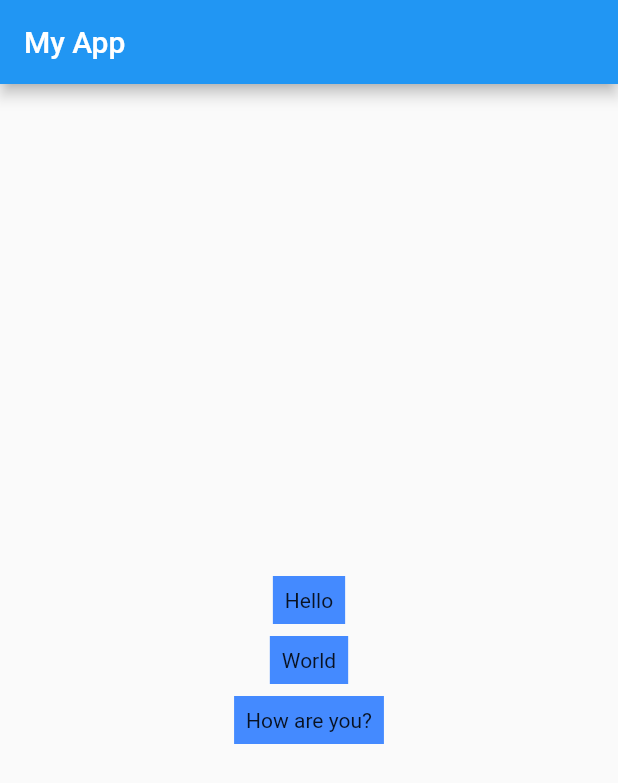
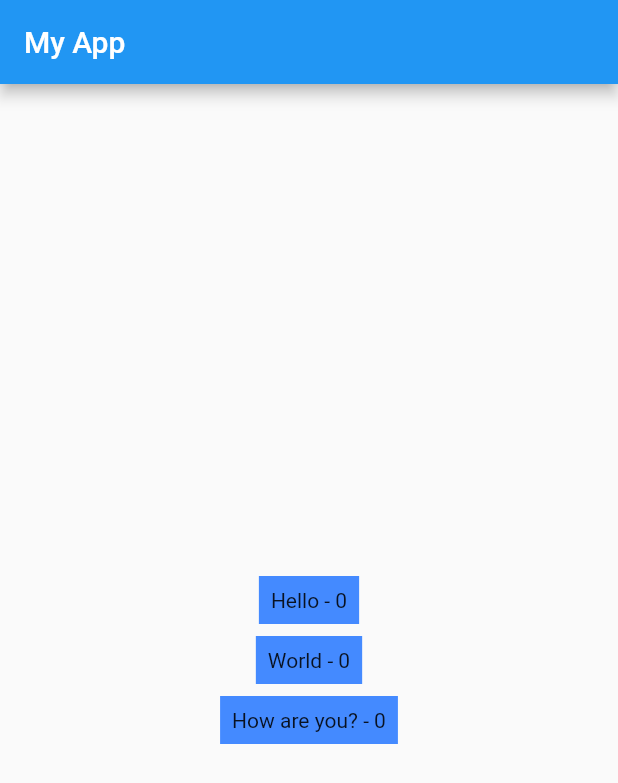
Before and after one commit to chetan882777/flutter-widget-practice, a Flutter app: the screen it shows after launch, on a phone screen of 412 x 824 dp. Shown: the top 783 px of the screen. Run offline on Flutter 3.47's test engine with Material 2 defaults, Android fonts, the phone set to English and light mode, and no system bars.

Commit message:
stateful widget

```diff
--- a/lib/main.dart
+++ b/lib/main.dart
@@ -18,33 +18,48 @@ class MyApp extends StatelessWidget {
           mainAxisAlignment: MainAxisAlignment.center,
           children: [
             TextWidget("Hello"),
-              SizedBox(height: 8,),
+            SizedBox(
+              height: 8,
+            ),
             TextWidget("World"),
-              SizedBox(height: 8,),
+            SizedBox(
+              height: 8,
+            ),
             TextWidget("How are you?"),
           ],
-          )
-        ),
+        )),
       ),
     );
   }
 }
 
-class TextWidget extends StatelessWidget {
-
+class TextWidget extends StatefulWidget {
   final String name;
 
   const TextWidget(this.name);
 
   @override
+  State<StatefulWidget> createState() => _TextWidgetState();
+}
+
+class _TextWidgetState extends State<TextWidget> {
+  int count = 0;
+
+  @override
   Widget build(BuildContext context) {
-    return DecoratedBox(
+    return GestureDetector(
+        onTap: () {
+          setState(() {
+            count++;
+          });
+        },
+        child: DecoratedBox(
           decoration: BoxDecoration(color: Colors.blueAccent),
           child: Padding(
             padding: EdgeInsets.all(8.0),
-        child: Text(name),
+            child: Text("${widget.name} - $count"),
           ),
+        )
     );
   }
-
 }
```
Lines whose indentation alone changed are shown as unchanged.
